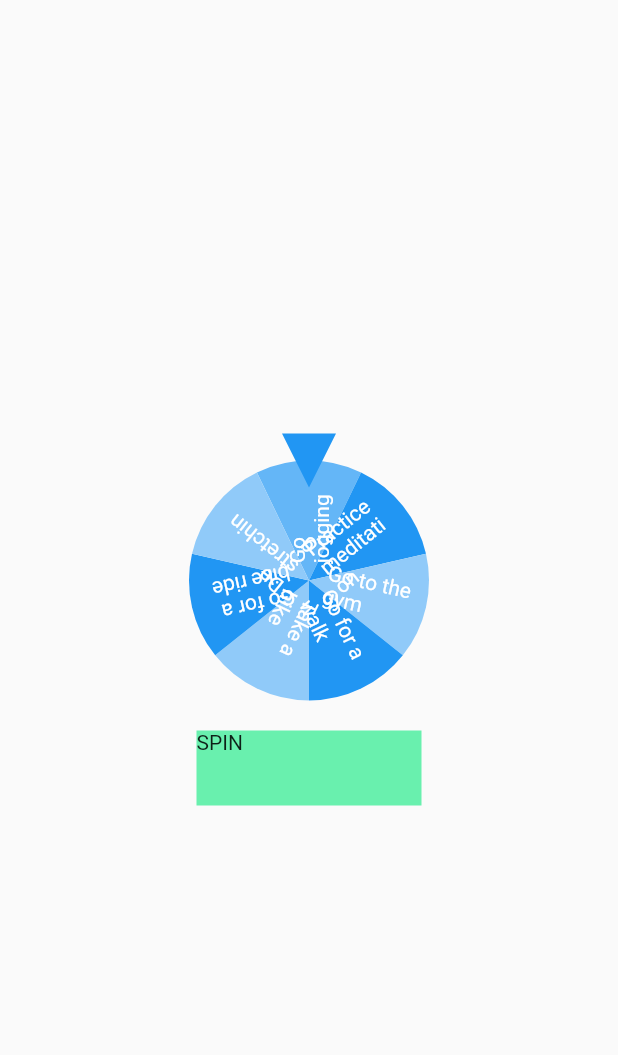
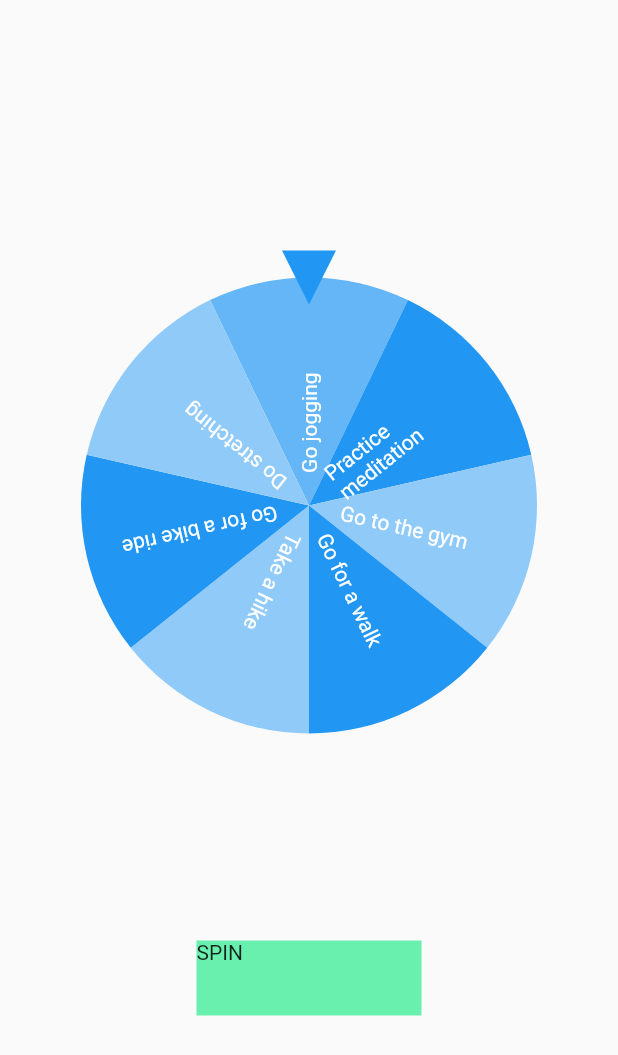
Before and after one commit to nataliakrawczuk/be_active, a Flutter app: the screen it shows after launch, on a phone screen of 412 x 824 dp. Shown: the top 1055 px of the screen. Run offline on Flutter 3.47's test engine with Material 2 defaults, Android fonts, the light colour scheme and no system bars; drawn by our look-alikes of flutter_fortune_wheel; our stand-ins replace rxdart.

Commit message:
change FortuneWheel size

```diff
--- a/lib/main.dart
+++ b/lib/main.dart
@@ -57,7 +57,8 @@ class _SpinWheelState extends State<SpinWheel> {
           mainAxisAlignment: MainAxisAlignment.center,
           children: [
             SizedBox(
-              height: 200,
+              height: 380,
+              width: 380,
               child: FortuneWheel(
                 selected: selected.stream,
                 animateFirst: false,
@@ -77,7 +78,7 @@ class _SpinWheelState extends State<SpinWheel> {
                     context: context,
                     builder: (BuildContext context) {
                       return AlertDialog(
-                        title: Text('Congratulation!'),
+                        title: const Text('Congratulation!'),
                         content: Text('Now stand up and $rewards!'),
                         actions: [
                           TextButton(
@@ -91,6 +92,9 @@ class _SpinWheelState extends State<SpinWheel> {
                   );
                 },
               ),
+            ),
+            SizedBox(
+              height: 100,
             ),
             GestureDetector(
               onTap: () {
```
